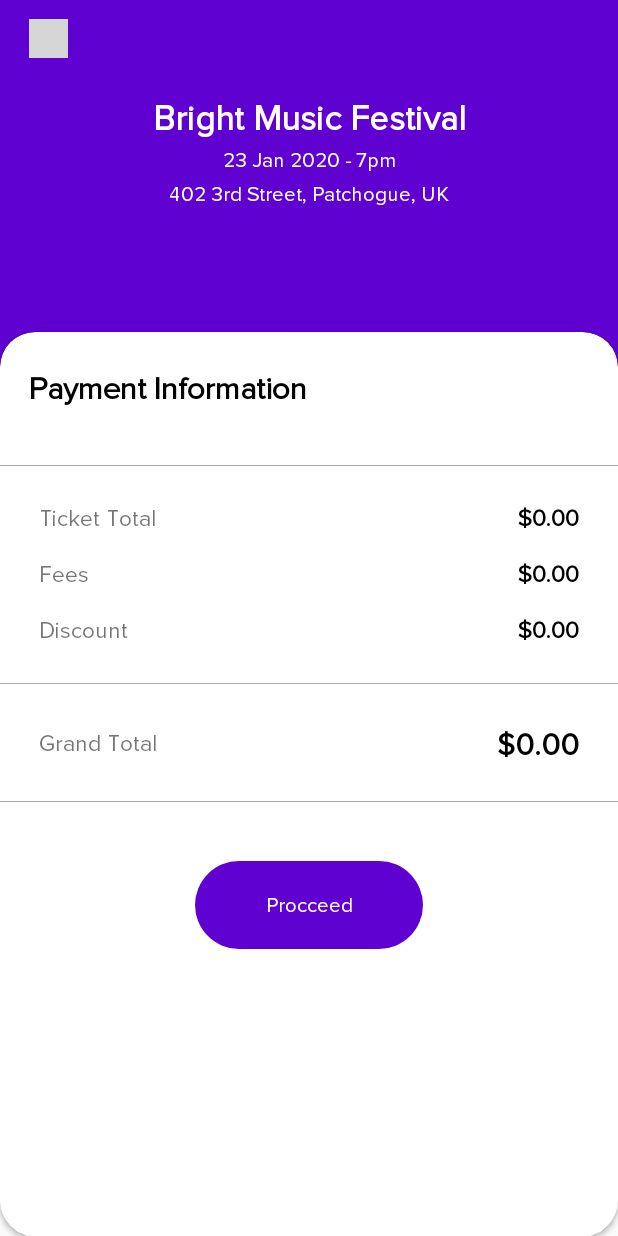
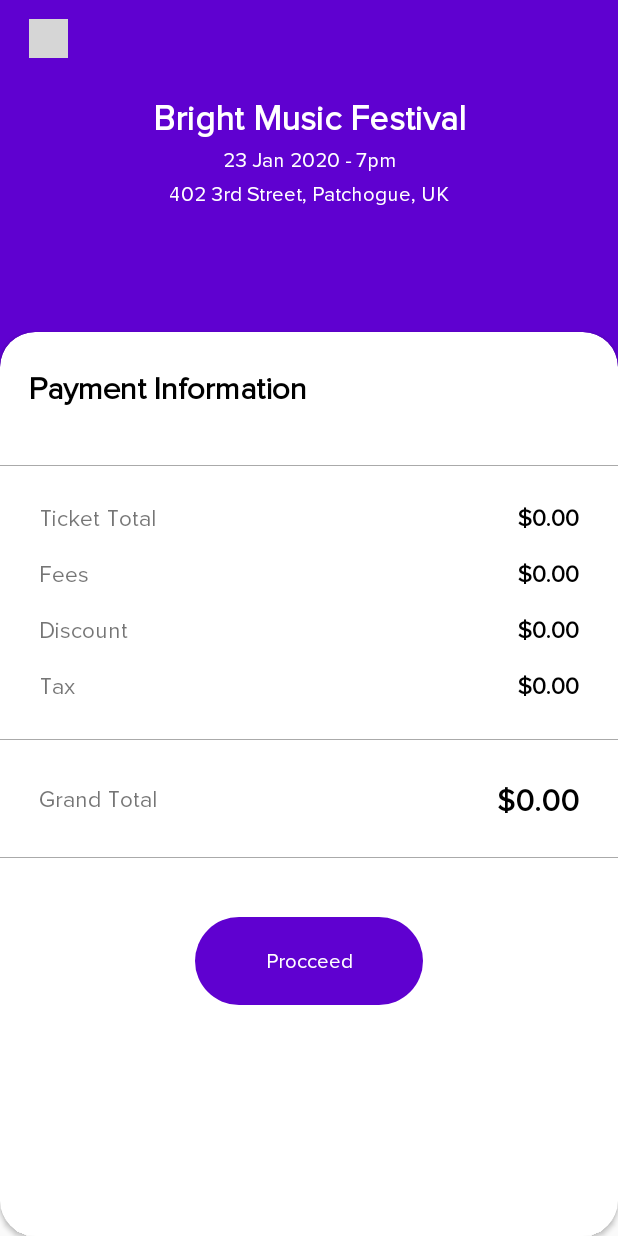
Before and after one commit to indra199208/Tnevi, an Android app: the layout activity_checkoutpaymentinfo.xml on its own in the app's theme, with its tools: preview values and no code run, on a phone screen of 412 x 824 dp. Run offline under Robolectric (Android 15) with nearby library versions, the light colour scheme and no system bars; grey boxes are pictures that could not be loaded.

Commit message:
-----bug fix and FCM 17.12.2021

```diff
--- a/app/build.gradle
+++ b/app/build.gradle
@@ -76,7 +76,7 @@ dependencies {
     implementation 'com.google.android.gms:play-services-maps:17.0.0'
     implementation 'com.google.android.gms:play-services-places:16.0.0'
     implementation 'com.google.android.libraries.places:places:2.3.0'
-    implementation 'com.facebook.android:facebook-login:4.30.0'
+    implementation 'com.facebook.android:facebook-login:9.1.0'
     implementation platform('com.google.firebase:firebase-bom:28.1.0')
     implementation 'com.google.firebase:firebase-analytics'
     implementation 'com.google.android.gms:play-services-auth:19.0.0'
@@ -95,7 +95,9 @@ dependencies {
     implementation 'com.github.1211amarsingh:PopupImageView:1.3'
     implementation 'com.bestsoft32.tayyab:tt-fancy-gif-dialog:1.0.2'
     implementation 'com.google.firebase:firebase-messaging'
-
+    implementation 'com.google.android.gms:play-services-ads:20.5.0'
+    implementation 'com.google.firebase:firebase-crashlytics'
+    implementation 'com.google.firebase:firebase-analytics'
 
 
 }
--- a/app/src/main/AndroidManifest.xml
+++ b/app/src/main/AndroidManifest.xml
@@ -171,6 +171,10 @@
             </intent-filter>
         </service>
 
+        <meta-data
+            android:name="com.google.android.gms.ads.APPLICATION_ID"
+            android:value="ca-app-pub-9238447102279900~9532667711"/>
+
     </application>
 
 </manifest>
--- a/app/src/main/java/com/app/tnevi/Gallerybooking.java
+++ b/app/src/main/java/com/app/tnevi/Gallerybooking.java
@@ -335,6 +335,8 @@ public class Gallerybooking extends AppCompatActivity {
                     String stat = result.getString("stat");
                     if (stat.equals("succ")) {
 
+                        JSONObject response_data = result.getJSONObject("data");
+                        String Tax = response_data.getString("tax_rate");
                         Toast.makeText(getApplicationContext(), msg, Toast.LENGTH_SHORT).show();
                         Intent intent = new Intent(Gallerybooking.this, Pricedetails.class);
                         intent.putExtra("eventname", eventname);
@@ -352,6 +354,7 @@ public class Gallerybooking extends AppCompatActivity {
                         intent.putExtra("lonvalue", longval);
                         intent.putExtra("currencyid", currencyid);
                         intent.putExtra("fees", fees);
+                        intent.putExtra("tax", Tax);
                         startActivity(intent);
 
                     } else {
--- a/app/src/main/res/layout/activity_addeventdetails.xml
+++ b/app/src/main/res/layout/activity_addeventdetails.xml
@@ -4,7 +4,7 @@
     xmlns:tools="http://schemas.android.com/tools"
     android:layout_width="match_parent"
     android:layout_height="match_parent"
-    tools:context="com.example.tnevi.com.app.tnevi.Addeventdetails">
+    tools:context=".Addeventdetails">
 
 
     <ScrollView
--- a/app/src/main/res/layout/activity_checkoutpaymentinfo.xml
+++ b/app/src/main/res/layout/activity_checkoutpaymentinfo.xml
@@ -4,7 +4,7 @@
     xmlns:tools="http://schemas.android.com/tools"
     android:layout_width="match_parent"
     android:layout_height="match_parent"
-    tools:context="com.example.tnevi.com.app.tnevi.Checkoutpaymentinfo">
+    tools:context=".Checkoutpaymentinfo">
 
     <RelativeLayout
         android:layout_width="match_parent"
@@ -533,6 +533,35 @@
                 </RelativeLayout>
 
 
+                <RelativeLayout
+                    android:layout_width="match_parent"
+                    android:layout_height="wrap_content"
+                    android:layout_marginLeft="@dimen/_20sdp"
+                    android:layout_marginRight="@dimen/_20sdp"
+                    android:layout_marginTop="@dimen/_15sdp"
+                    android:orientation="horizontal">
+
+                    <androidx.appcompat.widget.AppCompatTextView
+                        android:layout_width="wrap_content"
+                        android:layout_height="wrap_content"
+                        android:fontFamily="@font/proxima_nova"
+                        android:text="Tax"
+                        android:textSize="@dimen/_12sdp" />
+
+                    <androidx.appcompat.widget.AppCompatTextView
+                        android:id="@+id/tvTax"
+                        android:layout_width="wrap_content"
+                        android:layout_height="wrap_content"
+                        android:layout_alignParentRight="true"
+                        android:fontFamily="@font/proxima_nova"
+                        android:gravity="start"
+                        android:text="$0.00"
+                        android:textColor="@android:color/black"
+                        android:textSize="@dimen/_12sdp"
+                        android:textStyle="bold" />
+
+                </RelativeLayout>
+
 
                 <View
                     android:layout_width="match_parent"
--- a/app/src/main/res/layout/activity_pricedetails.xml
+++ b/app/src/main/res/layout/activity_pricedetails.xml
@@ -4,7 +4,7 @@
     xmlns:tools="http://schemas.android.com/tools"
     android:layout_width="match_parent"
     android:layout_height="match_parent"
-    tools:context="com.example.tnevi.com.app.tnevi.Pricedetails">
+    tools:context=".Pricedetails">
 
 
     <RelativeLayout
--- a/app/src/main/res/layout/activity_ratenow.xml
+++ b/app/src/main/res/layout/activity_ratenow.xml
@@ -4,7 +4,7 @@
     xmlns:tools="http://schemas.android.com/tools"
     android:layout_width="match_parent"
     android:layout_height="match_parent"
-    tools:context="com.example.tnevi.com.app.tnevi.Ratenow">
+    tools:context=".Ratenow">
 
 
     <LinearLayout
@@ -75,7 +75,7 @@
                     android:background="@null"
                     android:drawablePadding="@dimen/_10sdp"
                     android:fontFamily="@font/proxima_nova"
-                    android:hint="Message"
+                    android:hint="Tell the Organizer why you gave this rating"
                     android:layout_marginTop="15sp"
                     android:gravity="top|left"
                     android:inputType="textMultiLine"
--- a/app/src/main/res/layout/dailouge.xml
+++ b/app/src/main/res/layout/dailouge.xml
@@ -4,7 +4,7 @@
     android:layout_height="wrap_content"
     android:layout_gravity="center"
     android:layout_margin="15dp"
-    android:background="@android:color/white"
+    android:background="@drawable/bg3"
     android:orientation="vertical">
 
 
@@ -25,7 +25,7 @@
                 android:layout_width="match_parent"
                 android:layout_height="match_parent"
                 android:background="@null"
-                android:hint="Blaock Name"
+                android:hint="Block Name"
                 android:inputType="text"
                 android:padding="15dp" />
 
--- a/build.gradle
+++ b/build.gradle
@@ -12,7 +12,7 @@ buildscript {
         classpath 'com.android.tools.build:gradle:4.2.1'
         classpath "org.jetbrains.kotlin:kotlin-gradle-plugin:$kotlin_version"
         classpath 'com.google.gms:google-services:4.3.10'
-        classpath 'com.google.firebase:firebase-crashlytics-gradle:2.7.1'
+        classpath 'com.google.firebase:firebase-crashlytics-gradle:2.8.1'
 
         // NOTE: Do not place your application dependencies here; they belong
         // in the individual module build.gradle files
```
Also changed, not shown: app/src/main/java/com/app/tnevi/Checkoutaddress.java (+6 -2 lines), app/src/main/java/com/app/tnevi/Checkoutpaymentinfo.java (+11 -8 lines), app/src/main/java/com/app/tnevi/Pricedetails.java (+19 -6 lines), app/src/main/java/com/app/tnevi/Search.java (+59 -0 lines), app/src/main/java/com/app/tnevi/Search2.java (+57 -0 lines), app/src/main/res/layout/activity_search.xml (+13 -2 lines), app/src/main/res/layout/activity_search2.xml (+17 -3 lines), app/src/main/res/layout/include_bottom_nav.xml (+12 -13 lines), 4 other files.
